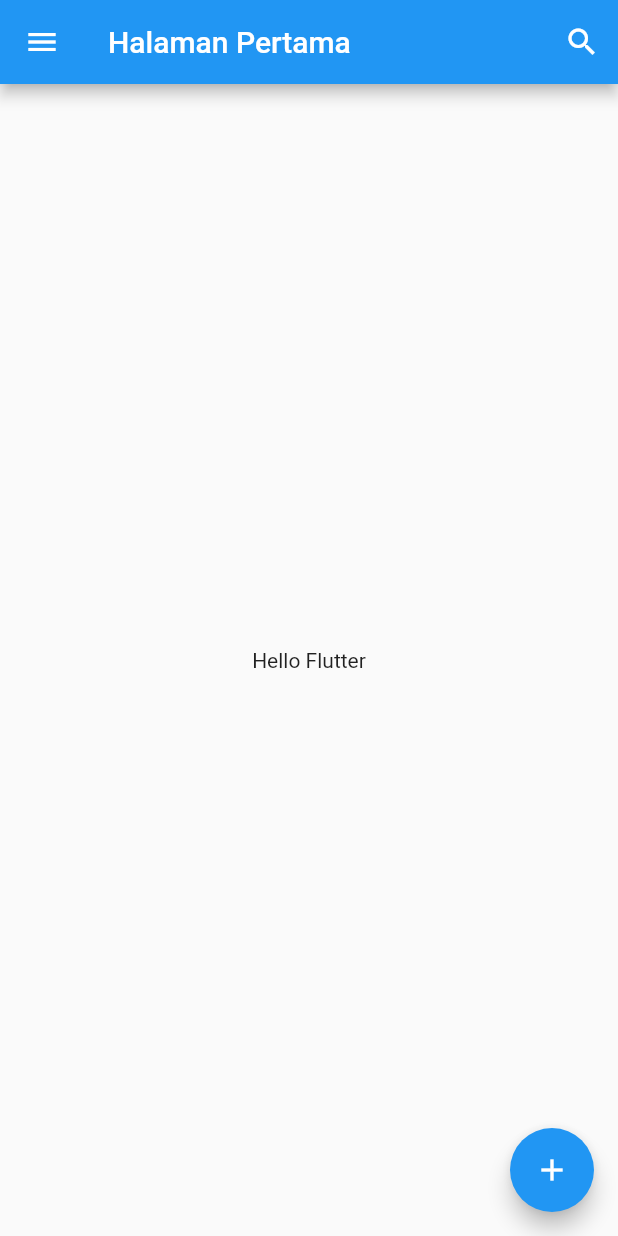
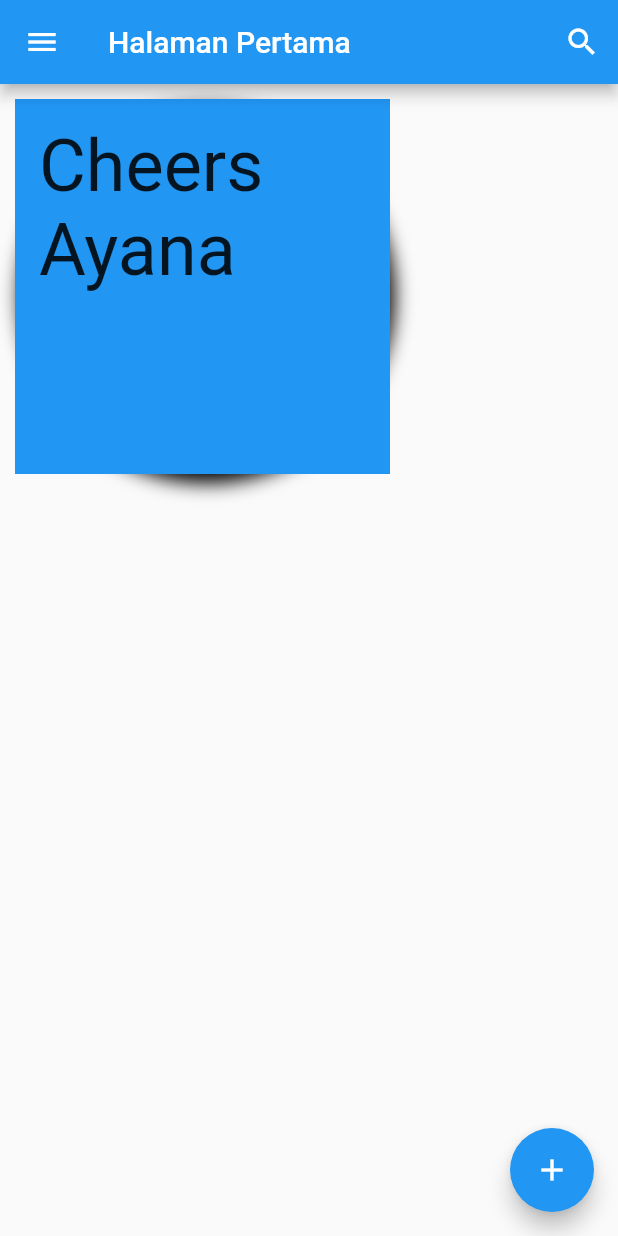
Before and after one commit to ihsanunot/Flutter-Dasar-Bagian-1, a Flutter app: the HalamanPertama screen opened directly, on a phone screen of 412 x 824 dp. Run offline on Flutter 3.47's test engine with Material 2 defaults, Android fonts, the phone set to English and light mode, and no system bars.

Commit message:
container_row_column

```diff
--- a/lib/main.dart
+++ b/lib/main.dart
@@ -50,8 +50,29 @@ class HalamanPertama extends StatelessWidget {
           onPressed: () {},
         ),
       ),
-      body: const Center(
-        child: Text('Hello Flutter'),
+      body: Container(
+        decoration: BoxDecoration(
+          shape: BoxShape.circle,
+          color: Colors.red,
+          border: Border.all(color: Colors.green, width: 6),
+          borderRadius: BorderRadius.circular(10),
+          boxShadow: const [
+            BoxShadow(
+              color: Colors.black,
+              offset: Offset(3, 6),
+              blurRadius: 10,
+            ),
+          ],
+        ),
+        width: 250,
+        height: 250,
+        padding: const EdgeInsets.all(10),
+        margin: const EdgeInsets.all(10),
+        color: Colors.blue,
+        child: const Text(
+          'Cheers Ayana',
+          style: TextStyle(fontSize: 48),
+        ),
       ),
       floatingActionButton: FloatingActionButton(
         onPressed: () {},
```
Also changed, not shown: 1 other file.
